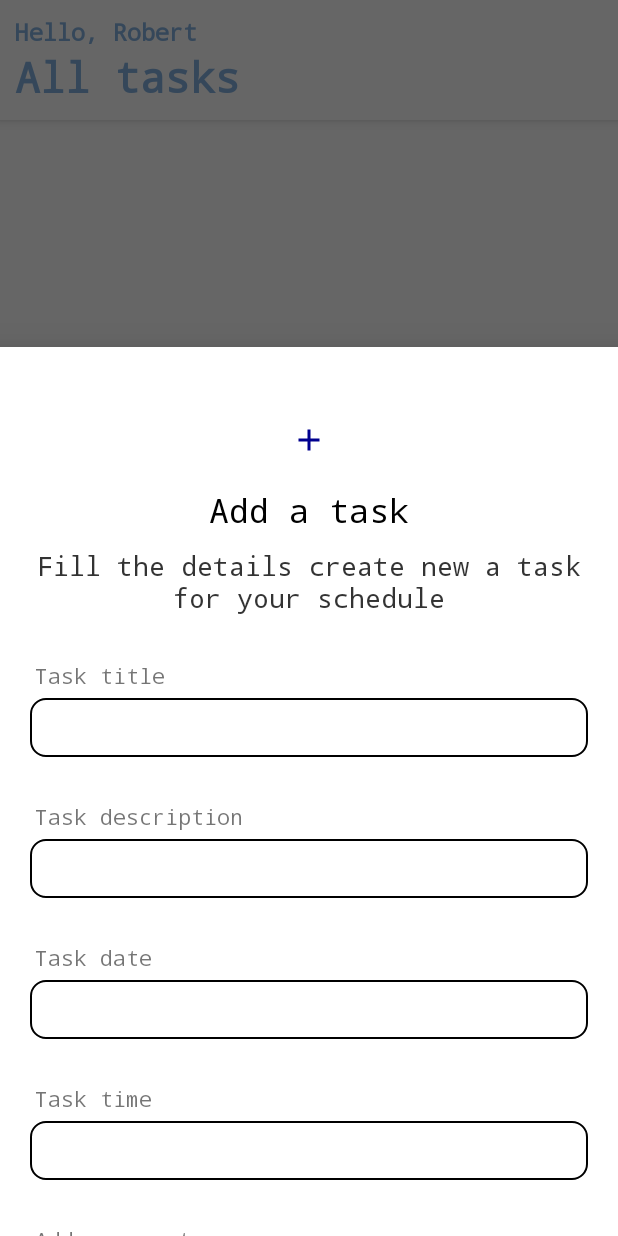
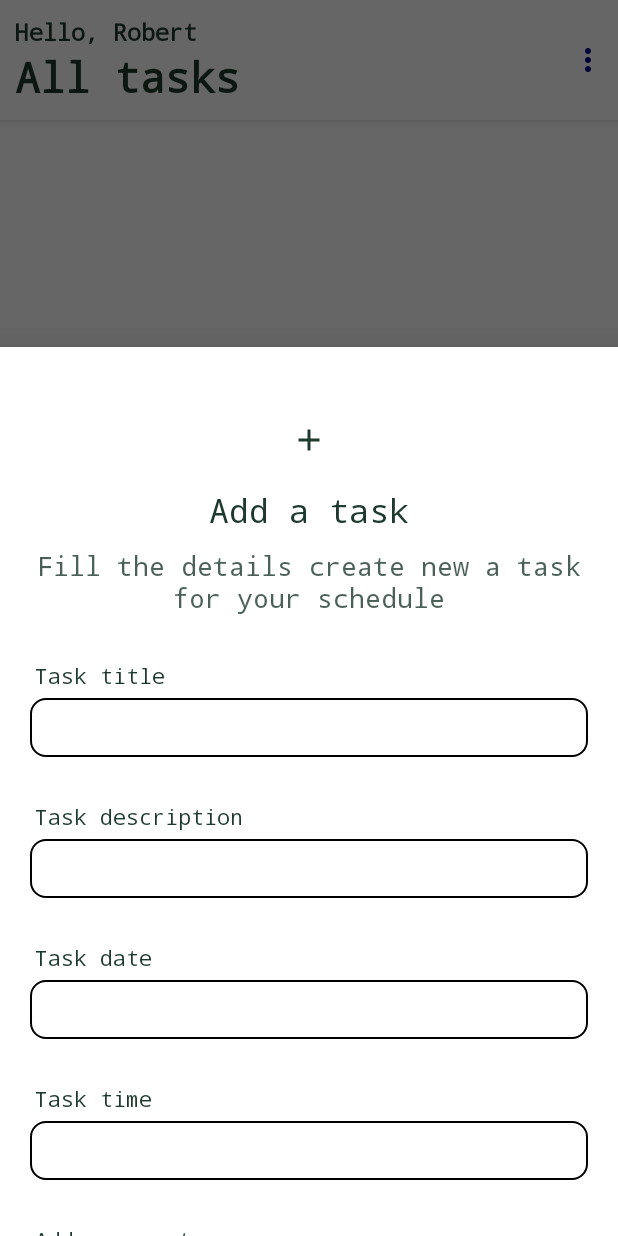
Before and after one commit to robert-muriithi/Taskify, an Android app: the CreateTaskFragment screen opened through its navigation route, on a phone screen of 412 x 824 dp. Run offline under Robolectric (Android 15) with nearby library versions, the phone set to English and light mode, and no system bars; our stand-ins replace Dagger/Hilt's generated code.

Commit message:
reformat code

```diff
--- a/app/src/main/java/com/roberts/tasksreminder/data/repository/TasksRepository.kt
+++ b/app/src/main/java/com/roberts/tasksreminder/data/repository/TasksRepository.kt
@@ -4,7 +4,7 @@ import com.roberts.tasksreminder.data.local.TaskDatabase
 import com.roberts.tasksreminder.data.local.TaskItem
 import javax.inject.Inject
 
-class TasksRepository @Inject constructor(private val database : TaskDatabase) {
+class TasksRepository @Inject constructor(private val database: TaskDatabase) {
     suspend fun insert(task: TaskItem) = database.getTasksDao().insert(task)
     suspend fun delete(task: TaskItem) = database.getTasksDao().delete(task)
     fun getAllTasks() = database.getTasksDao().getAllTasks()
--- a/app/src/main/java/com/roberts/tasksreminder/ui/fragments/AllTasksFragment.kt
+++ b/app/src/main/java/com/roberts/tasksreminder/ui/fragments/AllTasksFragment.kt
@@ -1,10 +1,10 @@
 package com.roberts.tasksreminder.ui.fragments
 
+import android.annotation.SuppressLint
 import android.os.Bundle
+import android.view.*
+import android.widget.Toast
 import androidx.fragment.app.Fragment
-import android.view.LayoutInflater
-import android.view.View
-import android.view.ViewGroup
 import androidx.fragment.app.viewModels
 import androidx.navigation.fragment.findNavController
 import com.roberts.tasksreminder.R
@@ -16,8 +16,10 @@ import dagger.hilt.android.AndroidEntryPoint
 @AndroidEntryPoint
 class AllTasksFragment : Fragment() {
     private lateinit var binding: FragmentAllTasksBinding
-    private val viewModel : MainViewModel by viewModels()
-    private val adapter by lazy { TaskAdapter() }
+    private val viewModel: MainViewModel by viewModels()
+    private val adapter by lazy { TaskAdapter(viewModel) }
+
+    @SuppressLint("NotifyDataSetChanged")
     override fun onCreateView(
         inflater: LayoutInflater, container: ViewGroup?,
         savedInstanceState: Bundle?
@@ -30,12 +32,32 @@ class AllTasksFragment : Fragment() {
             findNavController().navigate(R.id.action_allTasksFragment_to_createTaskFragment)
         }
 
+
         viewModel.getAllTasks().observe(viewLifecycleOwner) {
-            binding.recyclerView.adapter = TaskAdapter()
+            /// binding.recyclerView.adapter = TaskAdapter()
+            binding.recyclerView.adapter = adapter
             adapter.submitList(it)
             adapter.notifyDataSetChanged()
         }
+
         return view
     }
 
+    override fun onCreateOptionsMenu(menu: Menu, inflater: MenuInflater) {
+        inflater.inflate(R.menu.toolbar_menu, menu)
+        super.onCreateOptionsMenu(menu, inflater)
+    }
+
+    override fun onOptionsItemSelected(item: MenuItem): Boolean {
+        when (item.itemId) {
+            R.id.completedTasks -> Toast.makeText(requireContext(), "$item", Toast.LENGTH_SHORT)
+                .show()
+            R.id.about -> Toast.makeText(requireContext(), "$item", Toast.LENGTH_SHORT).show()
+            R.id.viewOnGithub -> Toast.makeText(requireContext(), "$item", Toast.LENGTH_SHORT)
+                .show()
+        }
+        return true
+    }
+
+
 }
--- a/app/src/main/java/com/roberts/tasksreminder/ui/fragments/other/ToEditable.kt
+++ b/app/src/main/java/com/roberts/tasksreminder/ui/fragments/other/ToEditable.kt
@@ -1,9 +1,12 @@
 package com.roberts.tasksreminder.ui.fragments.other
 
+import android.content.Context
 import android.text.Editable
 
 interface ToEditable {
     fun String.toEditable(): Editable? {
         return Editable.Factory.getInstance().newEditable(this)
     }
+
+    fun show(applicationContext: Context?, tag: String?)
 }
--- a/app/src/main/res/drawable/btn_bg.xml
+++ b/app/src/main/res/drawable/btn_bg.xml
@@ -4,7 +4,7 @@
             android:radius="10dp"/>
         <stroke
             android:width="1dp"
-            android:color="@color/blue" />
-        <solid android:color="@color/blue"/>
+            android:color="@color/green" />
+        <solid android:color="@color/green"/>
 
 </shape>
--- a/app/src/main/res/drawable/ic_baseline_add_24.xml
+++ b/app/src/main/res/drawable/ic_baseline_add_24.xml
@@ -1,4 +1,4 @@
-<vector android:height="24dp" android:tint="#00008F"
+<vector android:height="24dp" android:tint="#1e392d"
     android:viewportHeight="24" android:viewportWidth="24"
     android:width="24dp" xmlns:android="http://schemas.android.com/apk/res/android">
     <path android:fillColor="@android:color/black" android:pathData="M19,13h-6v6h-2v-6H5v-2h6V5h2v6h6v2z"/>
--- a/app/src/main/res/drawable/ic_calender.xml
+++ b/app/src/main/res/drawable/ic_calender.xml
@@ -4,6 +4,6 @@
     android:viewportWidth="24"
     android:viewportHeight="24">
   <path
-      android:fillColor="@color/blue"
+      android:fillColor="@color/green"
       android:pathData="M19,4L17,4L17,3a1,1 0,0 0,-2 0L15,4L9,4L9,3A1,1 0,0 0,7 3L7,4L5,4A3,3 0,0 0,2 7L2,19a3,3 0,0 0,3 3L19,22a3,3 0,0 0,3 -3L22,7A3,3 0,0 0,19 4ZM20,19a1,1 0,0 1,-1 1L5,20a1,1 0,0 1,-1 -1L4,12L20,12ZM20,10L4,10L4,7A1,1 0,0 1,5 6L7,6L7,7A1,1 0,0 0,9 7L9,6h6L15,7a1,1 0,0 0,2 0L17,6h2a1,1 0,0 1,1 1Z"/>
 </vector>
--- a/app/src/main/res/drawable/ic_more.xml
+++ b/app/src/main/res/drawable/ic_more.xml
@@ -1,4 +1,4 @@
-<vector android:height="24dp" android:tint="#00008F"
+<vector android:height="24dp" android:tint="#1e392d"
     android:viewportHeight="24" android:viewportWidth="24"
     android:width="24dp" xmlns:android="http://schemas.android.com/apk/res/android">
     <path android:fillColor="@android:color/white" android:pathData="M6,10c-1.1,0 -2,0.9 -2,2s0.9,2 2,2 2,-0.9 2,-2 -0.9,-2 -2,-2zM18,10c-1.1,0 -2,0.9 -2,2s0.9,2 2,2 2,-0.9 2,-2 -0.9,-2 -2,-2zM12,10c-1.1,0 -2,0.9 -2,2s0.9,2 2,2 2,-0.9 2,-2 -0.9,-2 -2,-2z"/>
--- /dev/null
+++ b/app/src/main/res/drawable/ic_more_vert.xml
@@ -0,0 +1,5 @@
+<vector android:height="24dp" android:tint="#00008F"
+    android:viewportHeight="24" android:viewportWidth="24"
+    android:width="24dp" xmlns:android="http://schemas.android.com/apk/res/android">
+    <path android:fillColor="@android:color/white" android:pathData="M12,8c1.1,0 2,-0.9 2,-2s-0.9,-2 -2,-2 -2,0.9 -2,2 0.9,2 2,2zM12,10c-1.1,0 -2,0.9 -2,2s0.9,2 2,2 2,-0.9 2,-2 -0.9,-2 -2,-2zM12,16c-1.1,0 -2,0.9 -2,2s0.9,2 2,2 2,-0.9 2,-2 -0.9,-2 -2,-2z"/>
+</vector>
--- a/app/src/main/res/layout/activity_splash.xml
+++ b/app/src/main/res/layout/activity_splash.xml
@@ -4,7 +4,7 @@
     xmlns:tools="http://schemas.android.com/tools"
     android:layout_width="match_parent"
     android:layout_height="match_parent"
-    android:background="@color/blue"
+    android:background="@color/green"
     tools:context=".ui.activities.SplashActivity">
 
     <TextView
@@ -14,7 +14,8 @@
         android:layout_marginTop="200dp"
         android:fontFamily="cursive"
         android:padding="20dp"
-        android:text="Manage your tasks ✅️"
+        android:text="Manage your tasks"
+        android:visibility="invisible"
         android:textColor="@color/white"
         android:textSize="20sp"
         android:textStyle="bold"
@@ -37,6 +38,7 @@
         android:layout_height="wrap_content"
         android:fontFamily="cursive"
         android:text="Conveniently"
+        android:visibility="invisible"
         android:textColor="@color/white"
         android:textSize="20sp"
         android:textStyle="bold"
--- a/app/src/main/res/layout/fragment_all_tasks.xml
+++ b/app/src/main/res/layout/fragment_all_tasks.xml
@@ -14,15 +14,19 @@
         app:layout_constraintStart_toStartOf="parent"
         app:layout_constraintTop_toTopOf="parent">
 
-        <LinearLayout
+        <androidx.constraintlayout.widget.ConstraintLayout
             android:layout_width="match_parent"
             android:layout_height="wrap_content"
             android:orientation="horizontal">
+
             <LinearLayout
-                android:padding="10dp"
                 android:layout_width="wrap_content"
                 android:layout_height="wrap_content"
-                android:orientation="vertical">
+                android:orientation="vertical"
+                android:padding="10dp"
+                app:layout_constraintBottom_toBottomOf="parent"
+                app:layout_constraintStart_toStartOf="parent"
+                app:layout_constraintTop_toTopOf="parent">
 
                 <TextView
                     android:layout_width="wrap_content"
@@ -30,7 +34,7 @@
                     android:fontFamily="monospace"
                     android:text="Hello, Robert"
                     android:textAppearance="@style/TextAppearance.AppCompat.Medium"
-                    android:textColor="@color/blue"
+                    android:textColor="@color/green"
                     android:textSize="16sp"
                     android:textStyle="bold" />
 
@@ -40,25 +44,35 @@
                     android:fontFamily="monospace"
                     android:text="All tasks"
                     android:textAppearance="@style/TextAppearance.AppCompat.Medium"
-                    android:textColor="@color/blue"
+                    android:textColor="@color/green"
                     android:textSize="28sp"
                     android:textStyle="bold" />
 
             </LinearLayout>
-        </LinearLayout>
+
+            <ImageView
+                android:layout_height="wrap_content"
+                android:layout_width="wrap_content"
+                android:id="@+id/menu"
+                android:layout_marginEnd="8dp"
+                android:src="@drawable/ic_more_vert"
+                app:layout_constraintBottom_toBottomOf="parent"
+                app:layout_constraintEnd_toEndOf="parent"
+                app:layout_constraintTop_toTopOf="parent"  />
+        </androidx.constraintlayout.widget.ConstraintLayout>
     </com.google.android.material.appbar.AppBarLayout>
 
     <androidx.recyclerview.widget.RecyclerView
+        android:id="@+id/recyclerView"
+        android:layout_width="match_parent"
+        android:layout_height="0dp"
         android:paddingLeft="20dp"
         android:paddingRight="20dp"
-        android:id="@+id/recyclerView"
-        android:layout_width="match_parent"
-        android:layout_height="wrap_content"
-        tools:listitem="@layout/task_card"
         app:layoutManager="androidx.recyclerview.widget.LinearLayoutManager"
         app:layout_constraintEnd_toEndOf="parent"
         app:layout_constraintStart_toStartOf="parent"
-        app:layout_constraintTop_toBottomOf="@+id/appBar" />
+        app:layout_constraintTop_toBottomOf="@+id/appBar"
+        tools:listitem="@layout/task_card" />
 
     <com.google.android.material.floatingactionbutton.FloatingActionButton
         android:id="@+id/fab"
--- a/app/src/main/res/layout/fragment_create_task.xml
+++ b/app/src/main/res/layout/fragment_create_task.xml
@@ -2,11 +2,12 @@
 <ScrollView android:layout_height="match_parent"
     android:layout_width="match_parent"
     xmlns:tools="http://schemas.android.com/tools"
-    xmlns:android="http://schemas.android.com/apk/res/android">
+    xmlns:android="http://schemas.android.com/apk/res/android"
+    xmlns:app="http://schemas.android.com/apk/res-auto">
 
     <LinearLayout
         android:layout_width="match_parent"
-        android:layout_height="match_parent"
+        android:layout_height="wrap_content"
         android:paddingLeft="20dp"
         android:paddingRight="20dp"
         android:paddingTop="30dp"
@@ -22,26 +23,24 @@
             android:scaleType="centerCrop" />
 
         <TextView
-            fontPath="fonts/nunito_extra_bold.ttf"
             android:layout_width="wrap_content"
             android:layout_height="wrap_content"
             android:layout_gravity="center_horizontal"
             android:layout_marginTop="20dp"
             android:text="Add a task"
             android:fontFamily="monospace"
-            android:textColor="@android:color/black"
+            android:textColor="@color/green"
             android:textSize="22sp"
             tools:ignore="MissingPrefix" />
 
         <TextView
-            fontPath="fonts/nunito_light.ttf"
             android:layout_width="wrap_content"
             android:layout_height="wrap_content"
             android:layout_gravity="center_horizontal"
             android:layout_marginTop="10dp"
             android:text="Fill the details create new a task for your schedule"
             android:textAlignment="center"
-            android:textColor="@android:color/black"
+            android:textColor="@color/green"
             android:alpha="0.8"
             android:textSize="18sp"
             android:fontFamily="monospace"
@@ -54,6 +53,7 @@
             android:layout_height="wrap_content"
             android:layout_marginTop="30dp"
             android:text="Task title"
+            android:textColor="@color/green"
             android:fontFamily="monospace"
             tools:ignore="MissingPrefix" />
 
@@ -76,6 +76,7 @@
             android:layout_height="wrap_content"
             android:layout_marginTop="30dp"
             android:text="Task description"
+            android:textColor="@color/green"
             android:fontFamily="monospace"
             tools:ignore="MissingPrefix" />
 
@@ -98,6 +99,7 @@
             android:layout_height="wrap_content"
             android:layout_marginTop="30dp"
             android:text="Task date"
+            android:textColor="@color/green"
             android:fontFamily="monospace"
             tools:ignore="MissingPrefix" />
 
@@ -124,6 +126,7 @@
             android:layout_height="wrap_content"
             android:layout_marginTop="30dp"
             android:text="Task time"
+            android:textColor="@color/green"
             android:fontFamily="monospace"
             tools:ignore="MissingPrefix" />
 
@@ -150,6 +153,7 @@
             android:layout_height="wrap_content"
             android:layout_marginTop="30dp"
             android:text="Add an event"
+            android:textColor="@color/green"
             android:fontFamily="monospace"
             tools:ignore="MissingPrefix" />
 
@@ -170,11 +174,12 @@
             android:layout_height="wrap_content"
             android:id="@+id/addTask"
             android:text="Add task"
+            app:cornerRadius="10dp"
             android:textSize="20sp"
             android:textAllCaps="false"
             android:fontFamily="monospace"
-            android:background="@drawable/btn_bg"
-            android:textColor="@color/black"
+            android:backgroundTint="@color/green"
+            android:textColor="@color/white"
             android:layout_marginTop="40dp" />
 
     </LinearLayout>
--- /dev/null
+++ b/app/src/main/res/menu/toolbar_menu.xml
@@ -0,0 +1,16 @@
+<?xml version="1.0" encoding="utf-8"?>
+<menu xmlns:android="http://schemas.android.com/apk/res/android"
+    xmlns:app="http://schemas.android.com/apk/res-auto">
+    <item
+        android:id="@+id/completedTasks"
+        android:title="Completed tasks"
+        app:showAsAction="never" />
+    <item
+        android:id="@+id/viewOnGithub"
+        android:title="View on Github"
+        app:showAsAction="never" />
+    <item
+        android:id="@+id/about"
+        android:title="About"
+        app:showAsAction="never" />
+</menu>
--- a/app/src/main/res/values/colors.xml
+++ b/app/src/main/res/values/colors.xml
@@ -7,5 +7,5 @@
     <color name="teal_700">#FF018786</color>
     <color name="black">#FF000000</color>
     <color name="white">#FFFFFFFF</color>
-    <color name="blue">#85b3e2</color>
+    <color name="green">#1e392d</color>
 </resources>
--- a/app/src/main/res/values/themes.xml
+++ b/app/src/main/res/values/themes.xml
@@ -3,7 +3,7 @@
     <style name="Theme.TasksReminder" parent="Theme.MaterialComponents.DayNight.NoActionBar">
         <!-- Primary brand color. -->
         <item name="colorPrimary">@color/white</item>
-        <item name="colorPrimaryVariant">@color/white</item>
+        <item name="colorPrimaryVariant">@color/green</item>
         <item name="colorOnPrimary">@color/white</item>
         <!-- Secondary brand color. -->
         <item name="colorSecondary">@color/teal_200</item>
@@ -12,5 +12,21 @@
         <!-- Status bar color. -->
         <item name="android:statusBarColor" tools:targetApi="l">?attr/colorPrimaryVariant</item>
         <!-- Customize your theme here. -->
+        <item name="materialCalendarTheme">@color/green</item>
     </style>
+
+    <style name="Theme.TasksReminder.Dialog" parent="Theme.MaterialComponents.DayNight.Dialog.Alert">
+        <item name="buttonBarNegativeButtonStyle">@style/NegativeButtonStyle</item>
+        <item name="buttonBarPositiveButtonStyle">@style/PositiveButtonStyle</item>
+    </style>
+
+    <style name="NegativeButtonStyle" parent="Widget.MaterialComponents.Button.TextButton.Dialog">
+        <item name="android:textColor">@color/green</item>
+    </style>
+
+    <style name="PositiveButtonStyle" parent="Widget.MaterialComponents.Button.TextButton.Dialog">
+        <item name="android:textColor">@color/green</item>
+    </style>
+
+
 </resources>
```
Also changed, not shown: app/src/main/java/com/roberts/tasksreminder/adapter/TaskAdapter.kt (+56 -42 lines), app/src/main/java/com/roberts/tasksreminder/data/local/TaskDao.kt (+4 -4 lines), app/src/main/java/com/roberts/tasksreminder/ui/fragments/CreateTaskFragment.kt (+20 -9 lines), app/src/main/res/drawable/ic_checked_success.xml (added, +7 -0 lines), app/src/main/res/layout/dialog_completed_theme.xml (added, +72 -0 lines), app/src/main/res/layout/task_card.xml (+10 -6 lines).
